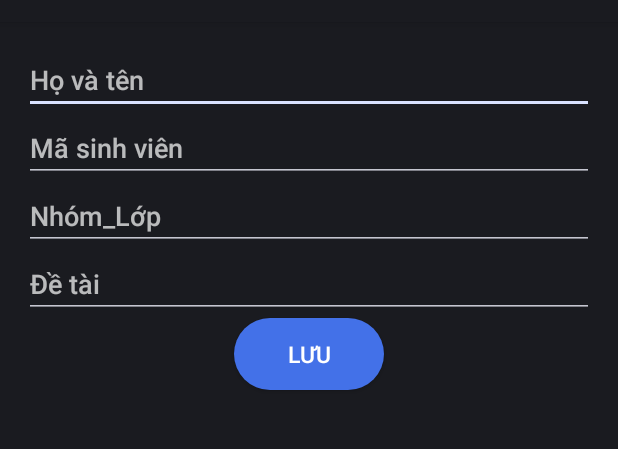
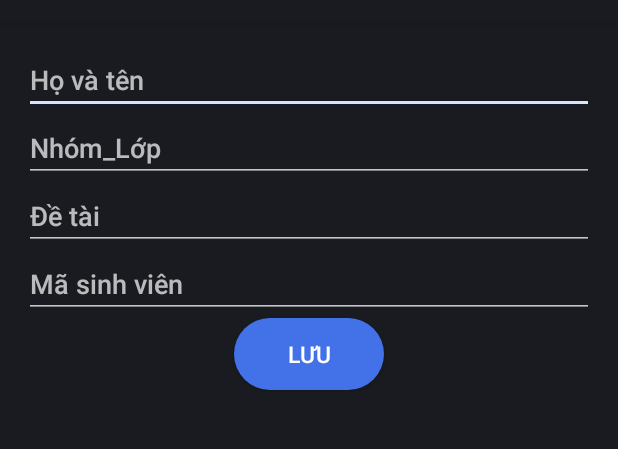
Before and after one commit to NguyenDinhh/ktck124.lop124LTTD04.nhom01, an Android app: the layout activity_add_address.xml on its own in the app's theme, with its tools: preview values and no code run, on a phone screen of 412 x 824 dp, the part 62-511 px from its top. Run offline under Robolectric (Android 15) with nearby library versions, the phone set to English and light mode, and no system bars.

Commit message:
activity_add_address.xml

```diff
--- a/app/src/main/res/layout/activity_add_address.xml
+++ b/app/src/main/res/layout/activity_add_address.xml
@@ -11,12 +11,6 @@
         android:hint="Họ và tên" />
 
     <EditText
-        android:id="@+id/tv_msv"
-        android:layout_width="match_parent"
-        android:layout_height="wrap_content"
-        android:hint="Mã sinh viên" />
-
-    <EditText
         android:id="@+id/tv_nhomlop"
         android:layout_width="match_parent"
         android:layout_height="wrap_content"
@@ -28,14 +22,21 @@
         android:layout_height="wrap_content"
         android:hint="Đề tài" />
 
+    <EditText
+        android:id="@+id/tv_msv"
+        android:layout_width="match_parent"
+        android:layout_height="wrap_content"
+        android:hint="Mã sinh viên" />
+
     <Button
         android:id="@+id/btn_save"
         android:layout_width="100dp"
         android:layout_height="wrap_content"
         android:layout_gravity="center"
         android:background="@drawable/btn"
+        android:text="Lưu"
+        android:textColor="@color/white"
         android:textSize="15dp"
-        android:text="Lưu"
-        android:textColor="@color/white"/>
+        android:contentDescription="Lưu thông tin" />/>
 
 </LinearLayout>
```
